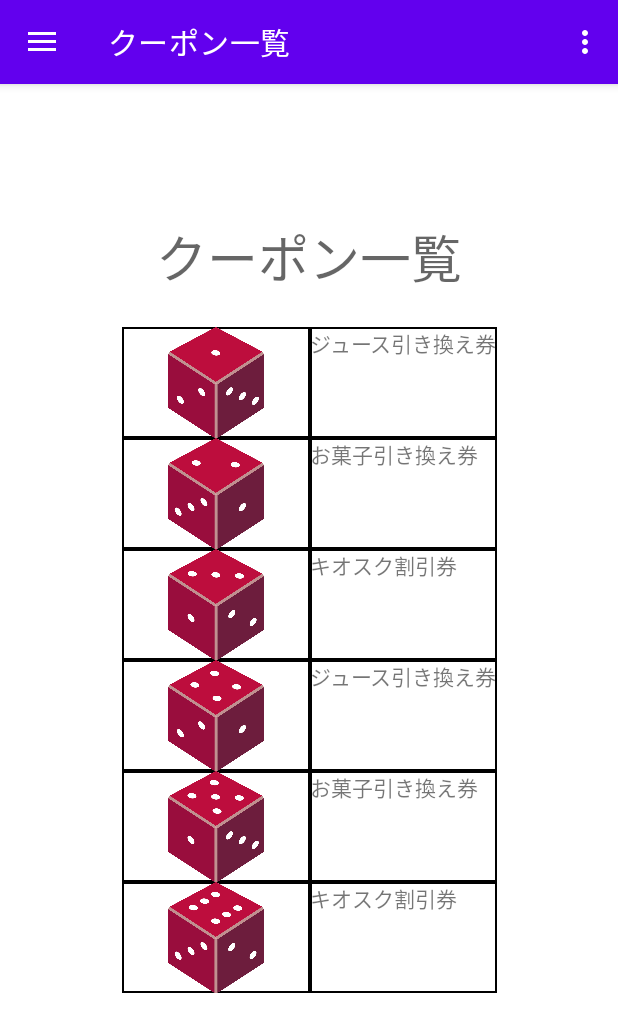
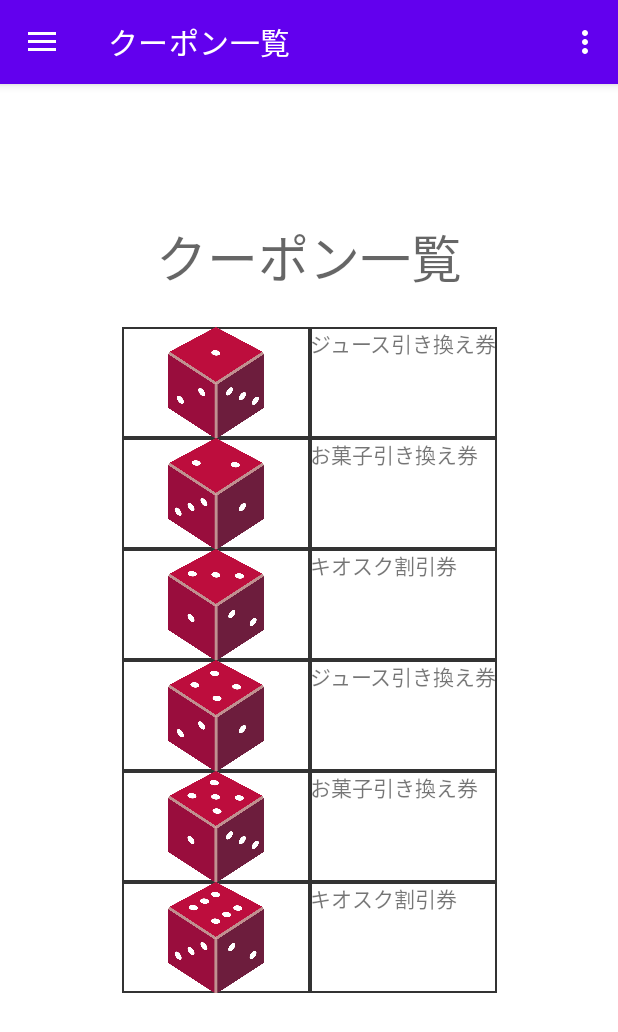
Before and after one commit to Xiao-Sho/PointGame_sho, an Android app: the screen it shows after launch (MainActivity), in the side drawer, after a tap on "クーポン一覧", on a phone screen of 412 x 824 dp. Shown: the top 1032 px of the screen. Run offline under Robolectric (Android 15) with nearby library versions, the phone set to English and light mode, and no system bars; our stand-ins replace navigation-ui.

Commit message:
update border color

```diff
--- a/app/src/main/res/drawable/border.xml
+++ b/app/src/main/res/drawable/border.xml
@@ -2,6 +2,6 @@
 <shape
     xmlns:android="http://schemas.android.com/apk/res/android"
     android:shape= "rectangle">
-    <solid android:color="#ffffff"/>
-    <stroke android:width="1dp" android:color="#000000"/>
+    <solid android:color="@color/white"/>
+    <stroke android:width="1dp" android:color="@color/black2"/>
 </shape>
```
